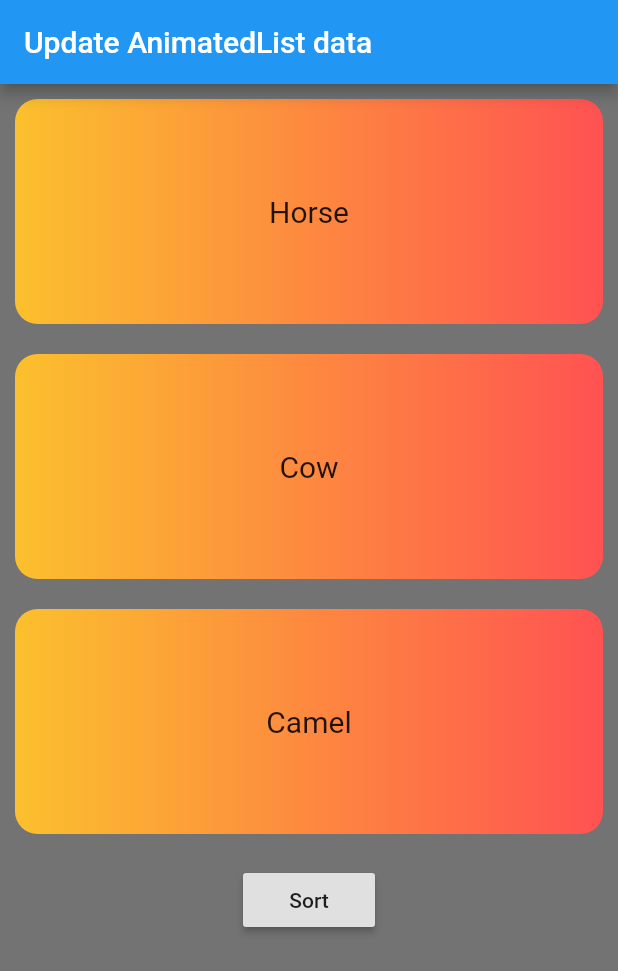
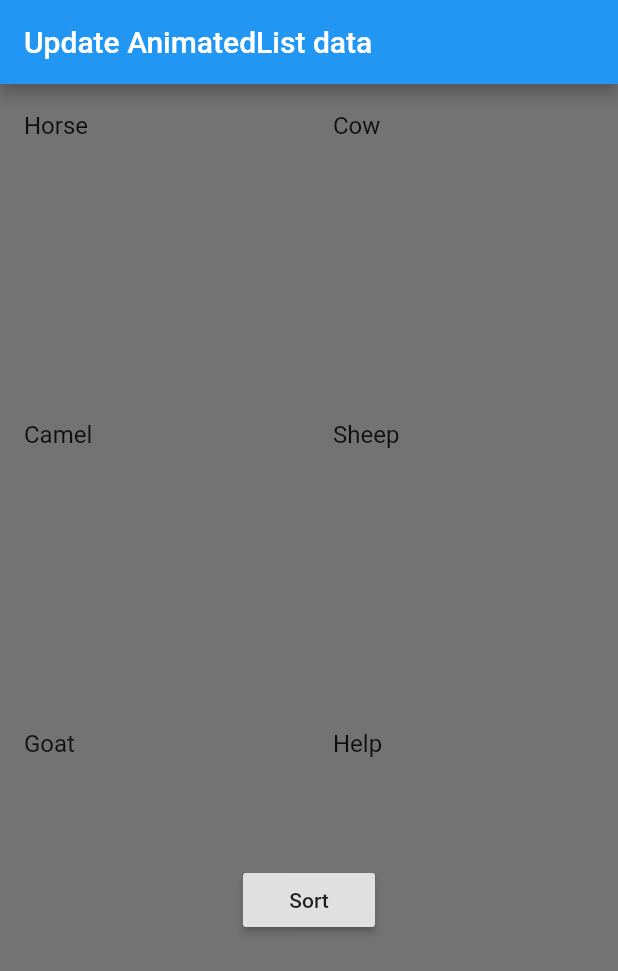
Before and after one commit to mdg-soc-19/smooth-sort, a Flutter app: the screen it shows after launch, on a phone screen of 412 x 824 dp. Shown: the top 971 px of the screen. Run offline on Flutter 3.47's test engine with Material 2 defaults, Android fonts, the phone set to English and light mode, and no system bars.

Commit message:
Added the implementation for listview and gridview

```diff
--- a/example/lib/main.dart
+++ b/example/lib/main.dart
@@ -2,6 +2,7 @@ import 'dart:math';
 
 import 'package:flutter/material.dart';
 import 'package:flutter/cupertino.dart';
+import 'package:smooth_sort/smooth_sort.dart';
 
 void main() => runApp(MyApp());
 
@@ -136,16 +137,7 @@ class BodyWidgetState extends State<BodyWidget> with TickerProviderStateMixin {
       color: Colors.black54,
       child: Column(
         children: <Widget>[
-          SizedBox(
-            height: 520,
-            child: AnimatedList(
-              key: _listKey,
-              initialItemCount: _data.length,
-              itemBuilder: (context, index, animation) {
-                return _buildItem(_data[index], animation, index);
-              },
-            ),
-          ),
+          SmoothSort(listType: 'grid', data: ['Horse', 'Cow', 'Camel', 'Sheep', 'Goat', 'Help', 'Guide', 'Hello', 'Ihdid']),
           RaisedButton(
             child: Text("Sort"),
             onPressed: () {
--- a/example/pubspec.yaml
+++ b/example/pubspec.yaml
@@ -19,6 +19,9 @@ environment:
 dependencies:
   flutter:
     sdk: flutter
+
+  smooth_sort:
+    path: ../
 
   # The following adds the Cupertino Icons font to your application.
   # Use with the CupertinoIcons class for iOS style icons.
--- a/lib/smooth_sort.dart
+++ b/lib/smooth_sort.dart
@@ -6,12 +6,14 @@ import 'dart:math';
 
 class SmoothSort extends StatefulWidget{
 
-  const SmoothSort({
+  String listType;
+  List<String> data;
+
+  SmoothSort({
     Key key,
-    this.child
-});
-
-  final ListView child;
+    this.listType = 'list',
+    @required this.data
+  });
 
   @override
   _SmoothSortState createState() => _SmoothSortState();
@@ -19,9 +21,7 @@ class SmoothSort extends StatefulWidget{
 
 class _SmoothSortState extends State<SmoothSort> with TickerProviderStateMixin<SmoothSort>{
 
-  GlobalKey<AnimatedListState> _listkey = GlobalKey();
-
-  List<String> _data;
+  GlobalKey<AnimatedListState> _listkey;
 
   AnimationController _flipXAnimationController;
   AnimationController _flipYAnimationController;
@@ -41,9 +41,13 @@ class _SmoothSortState extends State<SmoothSort> with TickerProviderStateMixin<S
 
   Animation<double> _positiveScale, __negativeScale, _listScaleValue;
 
+  Widget animatedList, animatedGrid;
+
   @override
   void initState() {
     super.initState();
+
+    _listkey = GlobalKey();
 
     _flipXAnimationController = AnimationController(
         vsync: this, duration: Duration(milliseconds: 1000), value: 1);
@@ -86,18 +90,41 @@ class _SmoothSortState extends State<SmoothSort> with TickerProviderStateMixin<S
     _listFadeValue = _fadeOut;
     _listScaleValue = _positiveScale;
 
+    animatedList = AnimatedList(
+      key: _listkey,
+      initialItemCount: widget.data.length,
+      itemBuilder: (context, index, animation) {
+        return buildListItem(widget.data[index], animation, index);
+      },
+    );
+
+    animatedGrid = GridView.builder(
+      itemCount: widget.data.length,
+      gridDelegate: SliverGridDelegateWithFixedCrossAxisCount(crossAxisCount: 2),
+      itemBuilder: (BuildContext context, int index) {
+        return buildListItem(widget.data[index], null, index);
+      },
+    );
+
   }
 
   @override
   Widget build(BuildContext context) {
-    return Container(
-
+    return SizedBox(
+      height: 520,
+      child: (widget.listType == 'list') ?
+        animatedList
+      : animatedGrid,
     );
   }
 
   Widget buildListItem(String item, Animation animation, int index) {
     return Container(
-
+      child: ListTile(
+        title: Text(
+          item
+        ),
+      ),
     );
   }
 
```
Also changed, not shown: example/pubspec.lock.
